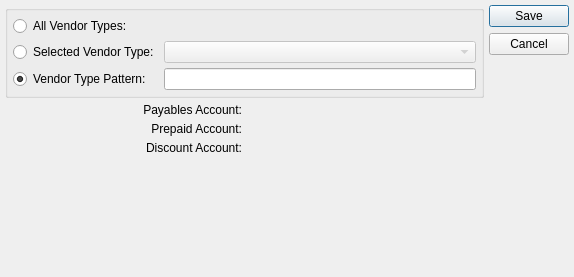
Above: guiclient/apAccountAssignment.ui from discountscott/qt-client before the change. Below: the same form after it.
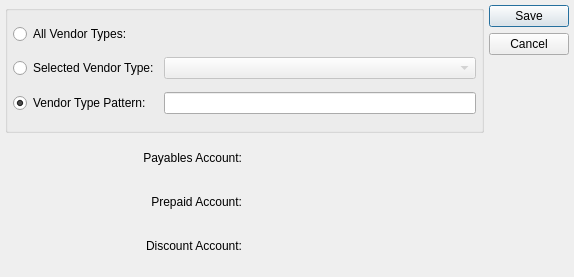
That is the form after the change. Custom widgets are drawn as their Qt base class.

Patch:
```diff
--- a/guiclient/apAccountAssignment.ui
+++ b/guiclient/apAccountAssignment.ui
@@ -127,12 +127,6 @@
        <property name="sizeType">
         <enum>QSizePolicy::Expanding</enum>
        </property>
-       <property name="sizeHint" stdset="0">
-        <size>
-         <width>0</width>
-         <height>0</height>
-        </size>
-       </property>
       </spacer>
      </item>
     </layout>
```
